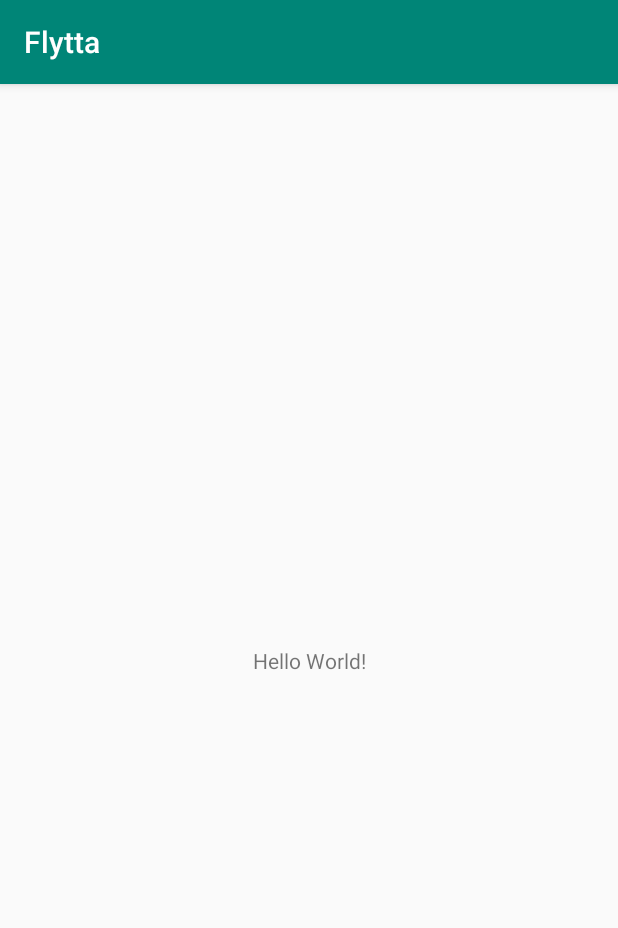
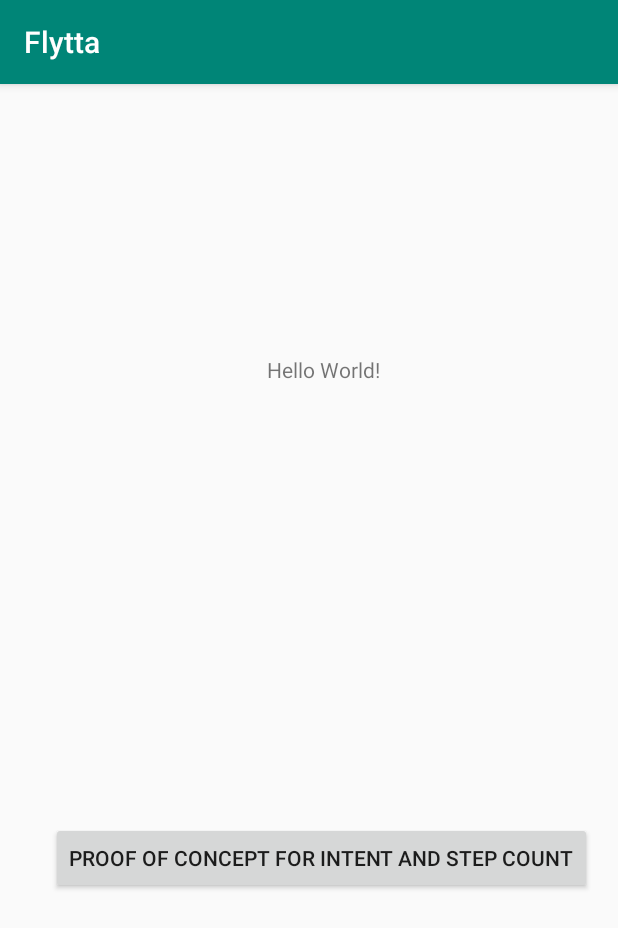
Before and after one commit to LeaFranz/MobAppDevApp, an Android app: the screen it shows after launch (MainActivity), on a phone screen of 412 x 824 dp. Shown: the top 928 px of the screen. Run offline under Robolectric (Android 15) with nearby library versions, the light colour scheme and no system bars.

Commit message:
proof of concept for intent and step counter

```diff
--- a/app/build.gradle
+++ b/app/build.gradle
@@ -9,7 +9,7 @@ android {
     buildToolsVersion "29.0.3"
     defaultConfig {
         applicationId "at.mobappdev.flytta"
-        minSdkVersion 29
+        minSdkVersion 23
         targetSdkVersion 29
         versionCode 1
         versionName "1.0"
@@ -25,7 +25,7 @@ android {
 
 dependencies {
     implementation fileTree(dir: 'libs', include: ['*.jar'])
-    implementation"org.jetbrains.kotlin:kotlin-stdlib-jdk7:$kotlin_version"
+    implementation "org.jetbrains.kotlin:kotlin-stdlib-jdk7:$kotlin_version"
     implementation 'androidx.appcompat:appcompat:1.0.2'
     implementation 'androidx.core:core-ktx:1.0.2'
     implementation 'androidx.constraintlayout:constraintlayout:1.1.3'
--- a/app/src/main/res/layout/activity_main.xml
+++ b/app/src/main/res/layout/activity_main.xml
@@ -8,12 +8,32 @@
     tools:context=".MainActivity">
 
     <TextView
+        android:id="@+id/textView"
         android:layout_width="wrap_content"
         android:layout_height="wrap_content"
         android:text="Hello World!"
         app:layout_constraintBottom_toBottomOf="parent"
+        app:layout_constraintHorizontal_bias="0.529"
         app:layout_constraintLeft_toLeftOf="parent"
         app:layout_constraintRight_toRightOf="parent"
-        app:layout_constraintTop_toTopOf="parent" />
+        app:layout_constraintTop_toTopOf="parent"
+        app:layout_constraintVertical_bias="0.241" />
+
+    <Button
+        android:id="@+id/stepCountButton"
+        android:layout_width="wrap_content"
+        android:layout_height="wrap_content"
+        android:layout_marginStart="34dp"
+        android:layout_marginTop="292dp"
+        android:layout_marginEnd="16dp"
+        android:layout_marginBottom="16dp"
+        android:onClick="goToStepCounter"
+        android:text="Proof of concept for intent and step count"
+        app:layout_constraintBottom_toBottomOf="parent"
+        app:layout_constraintEnd_toEndOf="parent"
+        app:layout_constraintHorizontal_bias="0.0"
+        app:layout_constraintStart_toStartOf="parent"
+        app:layout_constraintTop_toBottomOf="@+id/textView"
+        app:layout_constraintVertical_bias="0.0" />
 
 </androidx.constraintlayout.widget.ConstraintLayout>
```
Also changed, not shown: app/src/main/AndroidManifest.xml (+8 -3 lines), app/src/main/java/at/mobappdev/flytta/MainActivity.kt (+7 -0 lines), app/src/main/java/at/mobappdev/flytta/StepCounter.kt (added, +55 -0 lines), app/src/main/res/layout/activity_step_counter.xml (added, +19 -0 lines).
